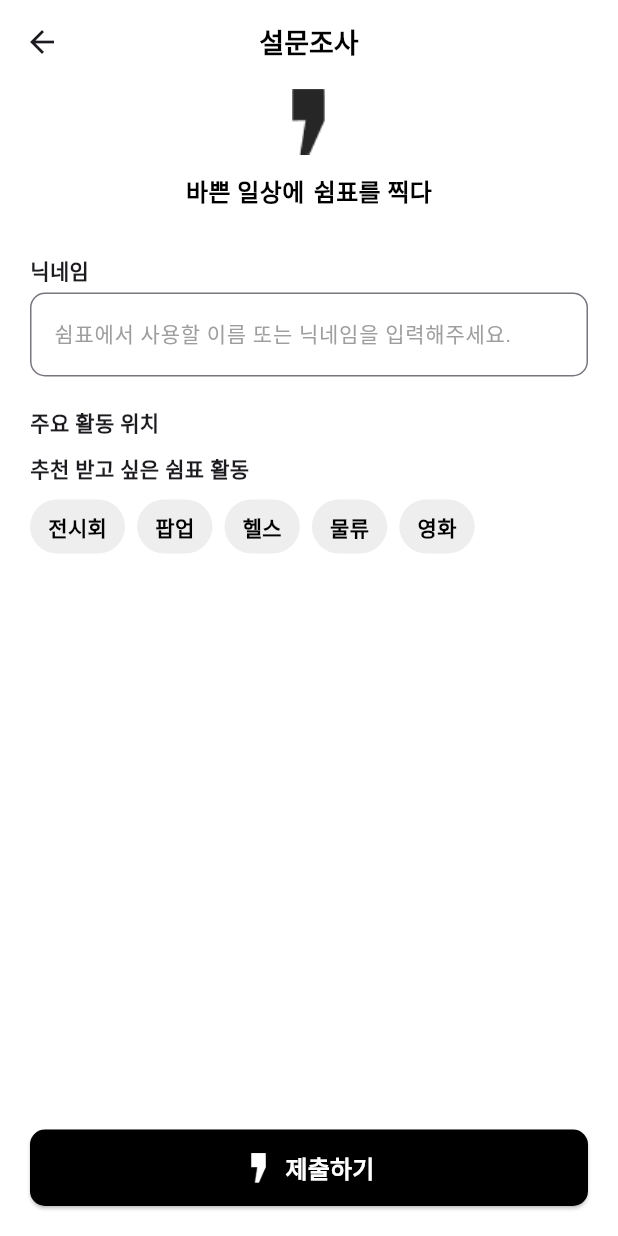
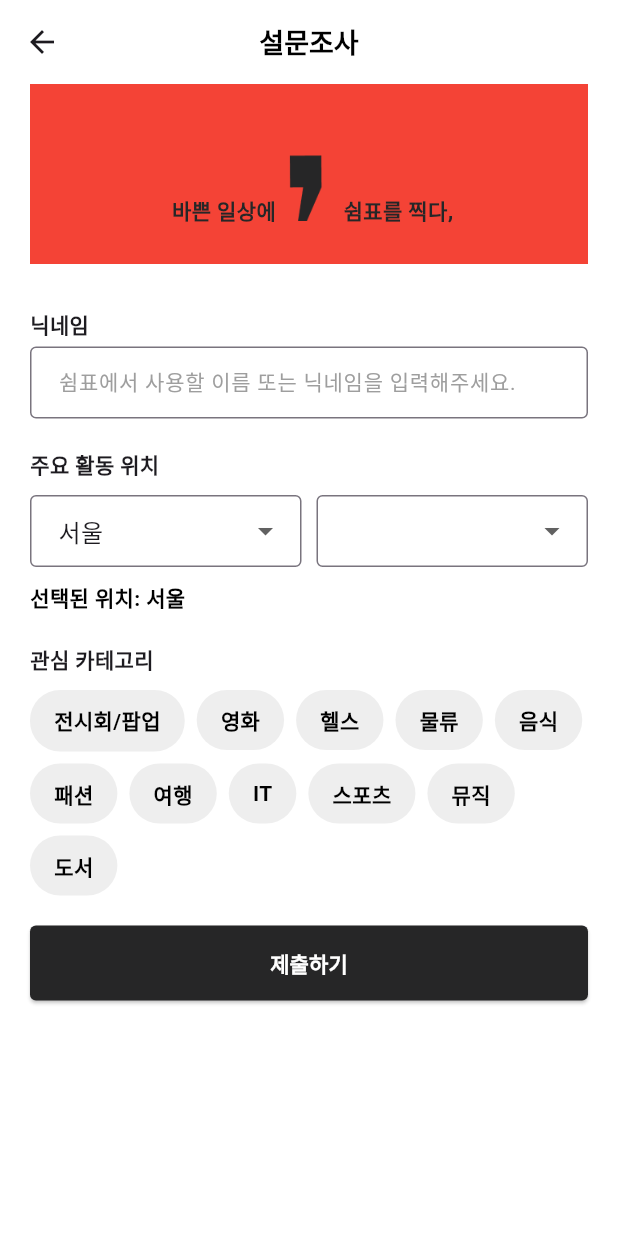
Before and after one commit to Comma-in-the-schedule/front_end_repo, a Flutter app: the screen it shows after launch, item 4 of the bottom bar chosen, on a phone screen of 412 x 824 dp. Run offline on Flutter 3.47's test engine with Material 3 defaults, Android fonts, the phone set to English and light mode, and no system bars; Roboto replaces fonts that are missing (Pretendard-Black, Pretendard-Bold).

Commit message:
[FE-#15] 설문조사 페이지 UI (#21)
feat: 설문조사 페이지 구현

```diff
--- a/lib/features/survey/presentation/pages/survey_page.dart
+++ b/lib/features/survey/presentation/pages/survey_page.dart
@@ -1,4 +1,5 @@
 import 'package:flutter/material.dart';
+import 'package:comma_in_the_schedule/widgets/logo_banner.dart'; // 로고 배너 import
 
 class SurveyPage extends StatefulWidget {
   const SurveyPage({super.key});
@@ -10,16 +11,39 @@ class SurveyPage extends StatefulWidget {
 class _SurveyPageState extends State<SurveyPage> {
   final TextEditingController _nicknameController = TextEditingController();
 
-  // 🔹 선택 가능한 카테고리
-  final List<String> categories = ["전시회", "팝업", "헬스", "물류", "영화"];
-  final List<String> selectedCategories = [];
+  // 🔹 선택 가능한 카테고리 리스트
+  final List<String> categories = [
+    "전시회/팝업",
+    "영화",
+    "헬스",
+    "물류",
+    "음식",
+    "패션",
+    "여행",
+    "IT",
+    "스포츠",
+    "뮤직",
+    "도서"
+  ];
 
-  void toggleCategory(String category) {
+  List<String> selectedCategories = []; // 다중 선택 가능하도록 변경
+
+  // 🔹 지역 선택 관련 변수
+  final List<String> locations = ["서울", "경기"];
+  final Map<String, List<String>> subLocations = {
+    "서울": ["강남구", "서초구", "마포구", "송파구"],
+    "경기": ["수원시", "성남시", "고양시", "용인시"]
+  };
+
+  String selectedLocation = "서울"; // 기본 지역 선택
+  String? selectedSubLocation; // 기본 하위 지역 선택
+
+  void _onCategorySelected(String category) {
     setState(() {
       if (selectedCategories.contains(category)) {
-        selectedCategories.remove(category);
+        selectedCategories.remove(category); // 선택 해제
       } else {
-        selectedCategories.add(category);
+        selectedCategories.add(category); // 선택 추가
       }
     });
   }
@@ -42,51 +66,17 @@ class _SurveyPageState extends State<SurveyPage> {
         backgroundColor: Colors.white,
         elevation: 0,
       ),
-      body: Padding(
+      body: SingleChildScrollView(
+        child: Padding(
           padding: const EdgeInsets.symmetric(horizontal: 20),
           child: Column(
             crossAxisAlignment: CrossAxisAlignment.start,
             children: [
-            // 🔹 로고 및 타이틀
-            Center(
-              child: Column(
-                children: [
-                  Image.asset(
-                    'assets/icons/logo_black.png',
-                    width: 50,
-                    height: 50,
-                  ),
-                  const SizedBox(height: 10),
-                  const Row(
-                    mainAxisAlignment: MainAxisAlignment.center,
-                    children: [
-                      Text(
-                        "바쁜 일상에",
-                        style: TextStyle(
-                          fontFamily: 'Pretendard-Bold',
-                          fontSize: 16,
-                          fontWeight: FontWeight.w700,
-                          color: Colors.black,
-                        ),
-                      ),
-                      SizedBox(width: 6),
-                      Text(
-                        "쉼표를 찍다",
-                        style: TextStyle(
-                          fontFamily: 'Pretendard-Bold',
-                          fontSize: 16,
-                          fontWeight: FontWeight.w700,
-                          color: Colors.black,
-                        ),
-                      ),
-                    ],
-                  ),
-                ],
-              ),
-            ),
+              // 로고 배너 추가
+              const LogoBanner(),
               const SizedBox(height: 30),
 
-            // 🔹 닉네임 입력 필드
+              // 닉네임 입력 필드
               const Text(
                 "닉네임",
                 style: TextStyle(
@@ -104,19 +94,21 @@ class _SurveyPageState extends State<SurveyPage> {
                     fontSize: 14,
                     color: Colors.grey,
                   ),
+                  contentPadding: const EdgeInsets.symmetric(
+                      vertical: 5, horizontal: 15), // 높이 조정
                   border: OutlineInputBorder(
-                  borderRadius: BorderRadius.circular(10),
+                    borderRadius: BorderRadius.circular(4), // 둥근 정도 축소
                     borderSide: const BorderSide(color: Colors.grey),
                   ),
                   focusedBorder: OutlineInputBorder(
-                  borderRadius: BorderRadius.circular(10),
+                    borderRadius: BorderRadius.circular(6), // 둥근 정도 유지
                     borderSide: const BorderSide(color: Colors.black),
                   ),
                 ),
               ),
               const SizedBox(height: 20),
 
-            // 🔹 주요 활동 위치
+              // 주요 활동 위치
               const Text(
                 "주요 활동 위치",
                 style: TextStyle(
@@ -127,9 +119,81 @@ class _SurveyPageState extends State<SurveyPage> {
               ),
               const SizedBox(height: 10),
 
-            // 🔹 추천 받고 싶은 쉼표 활동
+              // 🔹 지역 선택 (가로 정렬)
+              Row(
+                children: [
+                  // 상위 지역 (서울, 경기)
+                  Expanded(
+                    child: DropdownButtonFormField<String>(
+                      value: selectedLocation,
+                      items: locations.map((String location) {
+                        return DropdownMenuItem<String>(
+                          value: location,
+                          child: Text(location),
+                        );
+                      }).toList(),
+                      onChanged: (value) {
+                        setState(() {
+                          selectedLocation = value!;
+                          selectedSubLocation = null; // 상위 지역 변경 시 하위 지역 초기화
+                        });
+                      },
+                      decoration: InputDecoration(
+                        border: OutlineInputBorder(
+                          borderRadius: BorderRadius.circular(4),
+                        ),
+                        contentPadding: const EdgeInsets.symmetric(
+                            vertical: 10, horizontal: 15), // 높이 조정
+                      ),
+                    ),
+                  ),
+                  const SizedBox(width: 10), // 상위 지역과 하위 지역 사이 여백
+
+                  // 하위 지역 (구 선택)
+                  Expanded(
+                    child: DropdownButtonFormField<String>(
+                      value: selectedSubLocation,
+                      items: subLocations[selectedLocation]!
+                          .map((String subLocation) {
+                        return DropdownMenuItem<String>(
+                          value: subLocation,
+                          child: Text(subLocation),
+                        );
+                      }).toList(),
+                      onChanged: (value) {
+                        setState(() {
+                          selectedSubLocation = value;
+                        });
+                      },
+                      decoration: InputDecoration(
+                        border: OutlineInputBorder(
+                          borderRadius: BorderRadius.circular(4),
+                        ),
+                        contentPadding: const EdgeInsets.symmetric(
+                            vertical: 10, horizontal: 15), // 높이 조정
+                      ),
+                    ),
+                  ),
+                ],
+              ),
+              const SizedBox(height: 10),
+
+              // 🔹 선택한 지역 표시
+              Text(
+                selectedSubLocation != null
+                    ? "선택된 위치: $selectedLocation - $selectedSubLocation"
+                    : "선택된 위치: $selectedLocation",
+                style: const TextStyle(
+                  fontSize: 14,
+                  fontWeight: FontWeight.w700,
+                  color: Colors.black,
+                ),
+              ),
+              const SizedBox(height: 20),
+
+              // 관심 카테고리 선택
               const Text(
-              "추천 받고 싶은 쉼표 활동",
+                "관심 카테고리",
                 style: TextStyle(
                   fontFamily: 'Pretendard-Bold',
                   fontSize: 14,
@@ -138,17 +202,16 @@ class _SurveyPageState extends State<SurveyPage> {
               ),
               const SizedBox(height: 10),
 
-            // 🔹 선택 가능한 카테고리 버튼
               Wrap(
                 spacing: 8,
                 runSpacing: 8,
                 children: categories.map((category) {
                   final isSelected = selectedCategories.contains(category);
                   return GestureDetector(
-                  onTap: () => toggleCategory(category),
+                    onTap: () => _onCategorySelected(category),
                     child: Container(
-                    padding:
-                        const EdgeInsets.symmetric(horizontal: 12, vertical: 8),
+                      padding: const EdgeInsets.symmetric(
+                          horizontal: 16, vertical: 10),
                       decoration: BoxDecoration(
                         color: isSelected ? Colors.black : Colors.grey[200],
                         borderRadius: BorderRadius.circular(20),
@@ -166,44 +229,37 @@ class _SurveyPageState extends State<SurveyPage> {
                   );
                 }).toList(),
               ),
+              const SizedBox(height: 20),
 
-            const Spacer(),
-
-            // 🔹 제출 버튼
-            ElevatedButton(
+              // 제출 버튼
+              SizedBox(
+                width: double.infinity,
+                height: 50,
+                child: ElevatedButton(
                   onPressed: () {
                     // TODO: 제출 기능 구현
                   },
                   style: ElevatedButton.styleFrom(
-                backgroundColor: Colors.black,
+                    backgroundColor: const Color(0xFF262627),
                     shape: RoundedRectangleBorder(
-                  borderRadius: BorderRadius.circular(10),
+                      borderRadius: BorderRadius.circular(4),
                     ),
-                padding: const EdgeInsets.symmetric(vertical: 14),
                   ),
-              child: Row(
-                mainAxisAlignment: MainAxisAlignment.center,
-                children: [
-                  Image.asset(
-                    'assets/icons/logo_w.png',
-                    width: 20,
-                    height: 20,
-                  ),
-                  const SizedBox(width: 8),
-                  const Text(
+                  child: const Text(
                     "제출하기",
                     style: TextStyle(
+                      fontSize: 14,
                       fontFamily: 'Pretendard-Bold',
-                      fontSize: 16,
                       fontWeight: FontWeight.w700,
                       color: Colors.white,
                     ),
                   ),
+                ),
+              ),
+
+              const SizedBox(height: 20),
             ],
           ),
-            ),
-            const SizedBox(height: 20),
-          ],
         ),
       ),
     );
--- /dev/null
+++ b/lib/widgets/logo_banner.dart
@@ -0,0 +1,56 @@
+import 'package:flutter/material.dart';
+
+class LogoBanner extends StatelessWidget {
+  const LogoBanner({super.key});
+
+  @override
+  Widget build(BuildContext context) {
+    return Container(
+      height: 120, // 🔹 컨테이너 높이 설정
+      color: Colors.red, // 🔹 배경색 빨강 적용
+      alignment: Alignment.center, // 🔹 전체 정렬
+      child: Transform.translate(
+        offset: const Offset(0, -5), // 🔹 전체를 위로 이동
+        child: Row(
+          mainAxisSize: MainAxisSize.min,
+          crossAxisAlignment: CrossAxisAlignment.end, // 🔹 글자와 로고 하단 정렬
+          children: [
+            Transform.translate(
+              offset: const Offset(15, 5), // 🔹 글자를 왼쪽으로 이동
+              child: const Text(
+                "바쁜 일상에",
+                style: TextStyle(
+                  fontSize: 14, // 🔹 글자 크기 유지
+                  fontWeight: FontWeight.w900, // 🔹 가장 굵은 weight 값 적용
+                  fontFamily: 'Pretendard-Black', // 🔹 Pretendard-Black 폰트 적용
+                  color: Color(0xFF262627), // 🔹 글자색 변경
+                ),
+              ),
+            ),
+            Transform.translate(
+              offset: const Offset(0, 8), // 🔹 로고를 위로 올려 더 붙이기
+              child: Image.asset(
+                'assets/icons/logo_b.png',
+                width: 70, // 🔹 크기 조정
+                height: 70,
+                fit: BoxFit.contain,
+              ),
+            ),
+            Transform.translate(
+              offset: const Offset(-10, 5), // 🔹 글자를 오른쪽으로 이동
+              child: const Text(
+                "쉼표를 찍다,",
+                style: TextStyle(
+                  fontSize: 14, // 🔹 글자 크기 유지
+                  fontWeight: FontWeight.w900, // 🔹 가장 굵은 weight 값 적용
+                  fontFamily: 'Pretendard-Black', // 🔹 Pretendard-Black 폰트 적용
+                  color: Color(0xFF262627), // 🔹 글자색 변경
+                ),
+              ),
+            ),
+          ],
+        ),
+      ),
+    );
+  }
+}
```
Also changed, not shown: assets/icons/logo_b.png (added). Lines whose indentation alone changed are shown as unchanged.
